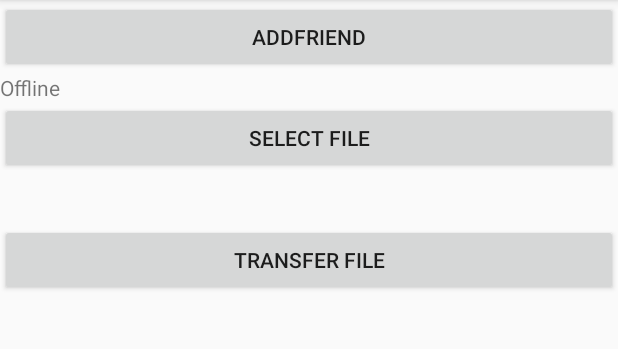
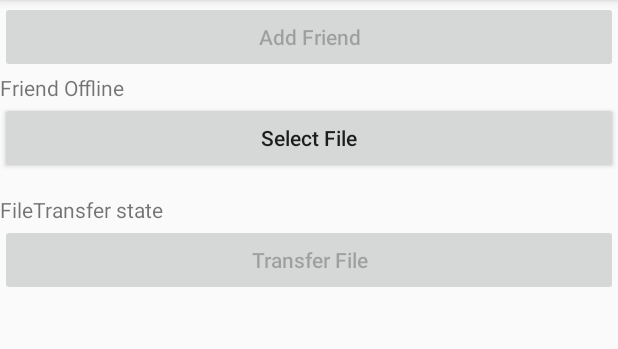
Before and after one commit to elastos/Elastos.NET.Carrier.Demo.FileTransfer.Android, an Android app: the screen it shows after launch (MainActivity), on a phone screen of 412 x 824 dp, the part 84-433 px from its top. Run offline under Robolectric (Android 15) with nearby library versions, the phone set to English and light mode, and no system bars; libraries missing offline, so code that uses them is left out: org.elastos.carrier; 35 statements that could not run were skipped.

Commit message:
Optimize the process and UI about this app.

```diff
--- a/app/src/main/java/org/elastos/app/FileDemo/MainActivity.java
+++ b/app/src/main/java/org/elastos/app/FileDemo/MainActivity.java
@@ -29,10 +29,13 @@ public class MainActivity extends AppCompatActivity {
     private TextView mFileTransferState;
 	private TextView mFilePath;
 	private TextView mFriendOnline;
+	private TextView mFriendId;
 	private TextView mShowingText;
 	private ImageView mQRCodeImage;
 	private ImageView mReceiveFile;
 	private Handler mHandler;
+	private Button mAddFriendButton;
+	private Button mTransferButton;
 	private static SimpleCarrier sSimpleCarrier;
 
 	private static final int SELECTFILE_REQUEST_CODE = 0x02;
@@ -49,11 +52,12 @@ public class MainActivity extends AppCompatActivity {
 	    mFileTransferState = findViewById(R.id.filetransferState);
 	    mFilePath = findViewById(R.id.filePath);
 	    mFriendOnline = findViewById(R.id.friendOnline);
+	    mFriendId = findViewById(R.id.friendId);
 		mShowingText = findViewById(R.id.showingText);
 	    mQRCodeImage = findViewById(R.id.myaddressqrcode);
 		mReceiveFile = findViewById(R.id.receiveFile);
-        Button addFriendButton = findViewById(R.id.addfriend);
-        addFriendButton.setOnClickListener(new View.OnClickListener() {
+	    mAddFriendButton = findViewById(R.id.addfriend);
+	    mAddFriendButton.setOnClickListener(new View.OnClickListener() {
             @Override
             public void onClick(View view) {
                 showCamera();
@@ -71,19 +75,19 @@ public class MainActivity extends AppCompatActivity {
 		    }
 	    });
 
-	    Button transferButton = findViewById(R.id.filetransfer);
-	    transferButton.setOnClickListener(new View.OnClickListener() {
+	    mTransferButton = findViewById(R.id.filetransfer);
+	    mTransferButton.setOnClickListener(new View.OnClickListener() {
 		    @Override
 		    public void onClick(View view) {
 			    String path = mFilePath.getText().toString();
 			    Log.d(TAG, "Sending file path="+path);
 			    if (path.isEmpty()) {
-				    Toast.makeText(MainActivity.this, "Path is empty.", Toast.LENGTH_SHORT).show();
+				    ShowText("Path is empty.");
 				    return;
 			    }
 
 			    if (sSimpleCarrier == null) {
-				    Toast.makeText(MainActivity.this, "Carrier is null", Toast.LENGTH_SHORT).show();
+				    ShowText("Carrier is null");
 			    	return;
 			    }
 
@@ -95,36 +99,44 @@ public class MainActivity extends AppCompatActivity {
 	    requestWriteAndReadExternalPermission();
 
 	    mHandler = new CarrierHandler();
-	    Thread thread = new Thread(new Runnable() {
-		    @Override
-		    public void run() {
-			    sSimpleCarrier = SimpleCarrier.getInstance(MainActivity.this, mHandler);
 
-			    Message msg = new Message();
-			    msg.what = SimpleCarrier.ADDRESS;
-			    mHandler.sendMessage(msg);
-		    }
-	    });
-	    thread.start();
+	    sSimpleCarrier = SimpleCarrier.getInstance(MainActivity.this, mHandler);
+	    mQRCodeImage.setImageBitmap(QRCodeUtils.createQRCodeBitmap(sSimpleCarrier.MyAddress()));
+	    Log.d(TAG, String.format("MyAddress=[%s]",sSimpleCarrier.MyAddress()));
+    }
+
+    private void ShowText(String text) {
+	    Toast.makeText(MainActivity.this, text, Toast.LENGTH_SHORT).show();
     }
 
 	public class CarrierHandler extends Handler {
 		@Override
 		public void handleMessage(Message msg) {
 			switch (msg.what) {
-				case SimpleCarrier.ADDRESS: {
-					mQRCodeImage.setImageBitmap(QRCodeUtils.createQRCodeBitmap(sSimpleCarrier.MyAddress()));
-					Log.d(TAG, String.format("MyAddress=[%s]",sSimpleCarrier.MyAddress()));
+				case SimpleCarrier.ONREADY: {
+					mAddFriendButton.setEnabled(true);
+					mTransferButton.setEnabled(true);
+					String text = (String)msg.obj;
+					ShowText(text);
+
 					break;
 				}
 				case SimpleCarrier.FRIENDONLINE : {
-					String online = (String)msg.obj;
-					mFriendOnline.setText(online);
+					String id = (String)msg.obj;
+					mFriendId.setText(id + " : ");
+					if (msg.arg1 == 1) {
+						mFriendOnline.setTextColor(Color.GREEN);
+						mFriendOnline.setText("Online");
+					}
+					else {
+						mFriendOnline.setText("Offline");
+						mFriendOnline.setTextColor(Color.BLACK);
+					}
 					break;
 				}
 				case SimpleCarrier.SHOWING: {
 					String text = (String)msg.obj;
-					Toast.makeText(MainActivity.this, text, Toast.LENGTH_SHORT).show();
+					ShowText(text);
 					break;
 				}
 				case SimpleCarrier.SHOWINGTEXT: {
@@ -140,11 +152,10 @@ public class MainActivity extends AppCompatActivity {
 				case SimpleCarrier.SHOWINGFILEPATH: {
 					String filePath = (String)msg.obj;
 					mReceiveFile.setImageBitmap(BitmapFactory.decodeFile(filePath));
-					mShowingText.setText("Received file path=" + filePath);
+					mShowingText.setText("Received file: " + filePath);
 					break;
 				}
 				case SimpleCarrier.TRANSFERSTATE: {
-					//TODO
 					String state = (String)msg.obj;
 					if (FileTransferState.Failed.toString().equals(state)) {
 						//Font color: Red
@@ -155,7 +166,7 @@ public class MainActivity extends AppCompatActivity {
 						mFileTransferState.setTextColor(Color.GREEN);
 					}
 
-					mFileTransferState.setText("FileTransfer state: " + state);
+					mFileTransferState.setText(state);
 					break;
 				}
 			}
--- a/app/src/main/java/org/elastos/app/FileDemo/SimpleCarrier.java
+++ b/app/src/main/java/org/elastos/app/FileDemo/SimpleCarrier.java
@@ -33,7 +33,7 @@ class SimpleCarrier {
 	private static String sBasePath;
 
 	//MSG TYPE
-	static final int ADDRESS = 0;
+	static final int ONREADY = 0;
 	static final int TRANSFERSTATE = 1;
 	static final int FRIENDONLINE = 2;
 	static final int SHOWING = 3;
@@ -139,7 +139,6 @@ class SimpleCarrier {
 	}
 
 	private static long sReceiveDataLen = 0;
-	private static int sReceiveDataCount = 0;
 	private static long sReceiveFileSize = 0;
 	static class TransferHandler implements FileTransferHandler {
 		@Override
@@ -151,7 +150,6 @@ class SimpleCarrier {
 		@Override
 		public void onFileRequest(FileTransfer filetransfer, String fileId, String filename, long size) {
 			sReceiveDataLen = 0;
-			sReceiveDataCount = 0;
 			sReceiveFileSize = size;
 
 			sendShowingMessage("onFileRequest");
@@ -173,9 +171,9 @@ class SimpleCarrier {
 
 		@Override
 		public boolean onData(FileTransfer filetransfer, String fileId, byte[] data) {
-			sReceiveDataCount ++;
 			sReceiveDataLen += data.length;
-			sendMessage(SHOWINGTEXT, String.format(Locale.US, "ReceiveData  count = [%d], Len=[%d]", sReceiveDataCount, sReceiveDataLen));
+			String percentString = "" + (sReceiveDataLen * 100 / sReceiveFileSize) + "%";
+			sendMessage(SHOWINGTEXT, String.format(Locale.US, "Receiving File: Length=[%d], Percent=[%s]", sReceiveDataLen, percentString));
 
 			String filePath = sBasePath + "/" + fileId.substring(0, 8);
 			Utils.byte2File(data, filePath);
@@ -229,7 +227,7 @@ class SimpleCarrier {
 							sent += len;
 							Log.d(TAG, String.format(Locale.US, "sending len=[%d]", sent));
 							percentString = "" + (sent * 100 / FILESIZE) + "%";
-							sendMessage(SHOWINGTEXT, String.format("sending: sent=[%d], percent[%s]", sent, percentString));
+							sendMessage(SHOWINGTEXT, String.format(Locale.US, "Sending: Sent=[%d], Percent=[%s]", sent, percentString));
 						}
 					}
 					catch (IOException e) {
@@ -272,11 +270,13 @@ class SimpleCarrier {
 		@Override
 		public void onReady(Carrier carrier) {
 			Log.d(TAG, "===onReady===");
+			sendMessage(ONREADY, "onReady");
 		}
 
 		@Override
 		public void onFriendRequest(Carrier carrier, String userId, UserInfo info, String hello) {
 			try {
+				sendShowingMessage("onFriendRequest:" + userId);
 				carrier.acceptFriend(userId);
 			}
 			catch (CarrierException e) {
@@ -286,19 +286,19 @@ class SimpleCarrier {
 
 		@Override
 		public void onFriendConnection(Carrier carrier, String friendId, ConnectionStatus status) {
+			sendShowingMessage("onFriendConnection:" + friendId);
 			Log.d(TAG, "onFriendConnection= status="+status);
 
 			Message msg = new Message();
 			msg.what = FRIENDONLINE;
-			String content = "The friend is Offline";
+			msg.arg1 = 0;
 			sCurrentUserId = null;
 			if (status == ConnectionStatus.Connected) {
-				content = "The friend is Online";
 				sCurrentUserId = friendId;
+				msg.arg1 = 1;
 			}
 
-			content += " : " + friendId.substring(0, 8);
-			msg.obj = content;
+			msg.obj = "Friend " + friendId.substring(0, 8);
 			mHandler.sendMessage(msg);
 		}
 	}
--- a/app/src/main/res/layout/activity_main.xml
+++ b/app/src/main/res/layout/activity_main.xml
@@ -17,21 +17,33 @@
         android:id="@+id/addfriend"
         android:layout_width="match_parent"
         android:layout_height="wrap_content"
-        android:text="AddFriend" />
+        android:enabled="false"
+        android:textAllCaps="false"
+        android:text="Add Friend" />
 
-    <TextView
-        android:id="@+id/friendOnline"
+    <LinearLayout
         android:layout_width="wrap_content"
         android:layout_height="wrap_content"
-        android:text="Offline"
-        app:layout_constraintLeft_toLeftOf="parent"
-        app:layout_constraintRight_toRightOf="parent"
-        app:layout_constraintTop_toTopOf="parent" />
+        android:orientation="horizontal">
+
+        <TextView
+            android:id="@+id/friendId"
+            android:layout_width="wrap_content"
+            android:layout_height="wrap_content"
+            android:text="Friend "/>
+
+        <TextView
+            android:id="@+id/friendOnline"
+            android:layout_width="wrap_content"
+            android:layout_height="wrap_content"
+            android:text="Offline" />
+    </LinearLayout>
 
     <Button
         android:id="@+id/selectFile"
         android:layout_width="match_parent"
         android:layout_height="wrap_content"
+        android:textAllCaps="false"
         android:text="Select File" />
 
     <TextView
@@ -43,18 +55,28 @@
         android:textSize="10sp"
         app:layout_constraintTop_toTopOf="parent" />
 
-    <TextView
-        android:id="@+id/filetransferState"
+    <LinearLayout
         android:layout_width="wrap_content"
         android:layout_height="wrap_content"
-        app:layout_constraintLeft_toLeftOf="parent"
-        app:layout_constraintRight_toRightOf="parent"
-        app:layout_constraintTop_toTopOf="parent" />
+        android:orientation="horizontal">
+
+        <TextView
+            android:layout_width="wrap_content"
+            android:layout_height="wrap_content"
+            android:text="FileTransfer state "/>
+
+        <TextView
+            android:id="@+id/filetransferState"
+            android:layout_width="wrap_content"
+            android:layout_height="wrap_content" />
+    </LinearLayout>
 
     <Button
         android:id="@+id/filetransfer"
         android:layout_width="match_parent"
         android:layout_height="wrap_content"
+        android:enabled="false"
+        android:textAllCaps="false"
         android:text="Transfer File" />
 
     <TextView
```
